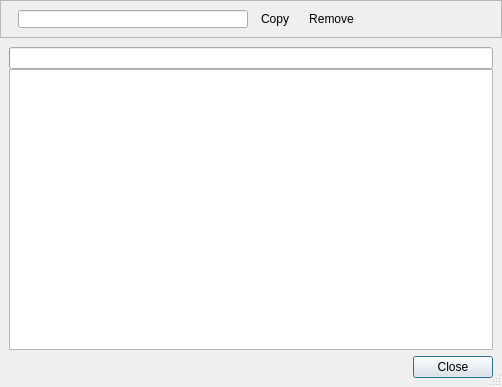
This is retroshare-gui/src/gui/im_history/ImHistoryBrowser.ui in RetroShare/RetroShare as Qt 5 draws it before an edit. The edited form follows.
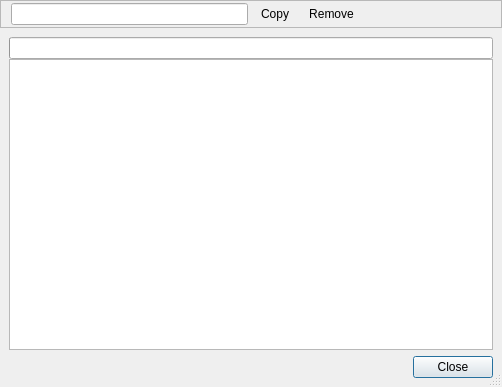
This is the edited form. Icons and pictures are not drawn. Custom widgets are drawn as their Qt base class.

Diff of the .ui file:
```diff
--- a/retroshare-gui/src/gui/im_history/ImHistoryBrowser.ui
+++ b/retroshare-gui/src/gui/im_history/ImHistoryBrowser.ui
@@ -55,6 +55,9 @@
       <enum>QFrame::Raised</enum>
      </property>
      <layout class="QHBoxLayout" name="horizontalLayout_3">
+      <property name="margin">
+       <number>2</number>
+      </property>
       <item>
        <layout class="QHBoxLayout" name="filterLayout">
         <property name="spacing">
```
Left out of the diff: 1 changed line with no effect on the pictures.
